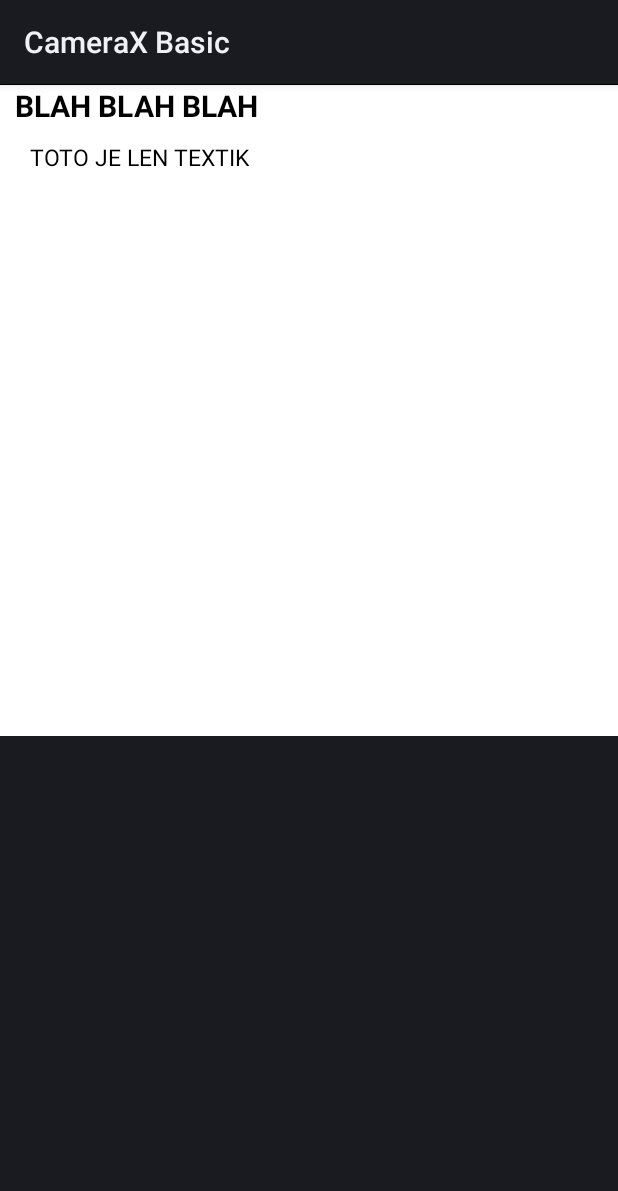
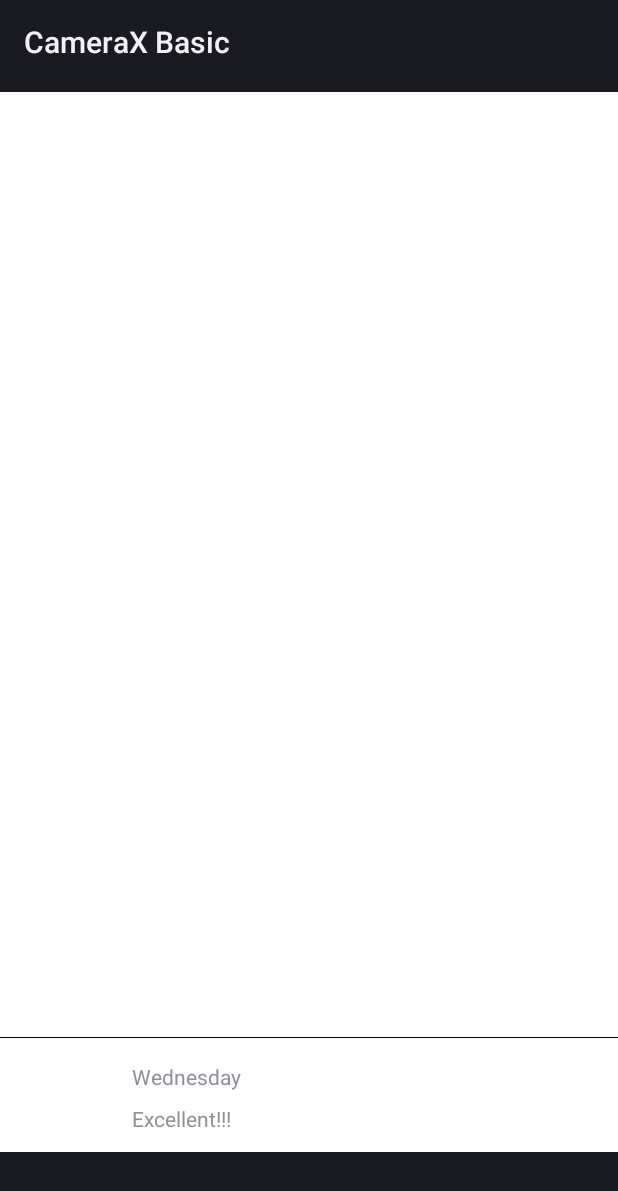
Before and after one commit to 4mat3r/CameraXBasic, an Android app: the layout list_item_post.xml on its own in the app's theme, with its tools: preview values and no code run, on a phone screen of 412 x 824 dp. Shown: the top 1191 px of the screen. Run offline under Robolectric (Android 15) with nearby library versions, the phone set to English and light mode, and no system bars; plain views replace PlayerView.

Commit message:
list_item_post

```diff
--- a/app/src/main/res/layout/list_item_post.xml
+++ b/app/src/main/res/layout/list_item_post.xml
@@ -1,7 +1,8 @@
 <?xml version="1.0" encoding="utf-8"?>
 
 <layout xmlns:android="http://schemas.android.com/apk/res/android"
-    xmlns:app="http://schemas.android.com/apk/res-auto">
+    xmlns:app="http://schemas.android.com/apk/res-auto"
+    xmlns:tools="http://schemas.android.com/tools">
 
     <data>
         <variable
@@ -19,66 +20,39 @@
 
     </data>
 
+
     <LinearLayout
+        android:id="@+id/parent"
         android:layout_width="match_parent"
         android:layout_height="wrap_content"
+        android:layout_marginTop="5dp"
+        android:layout_marginBottom="5dp"
+        android:background="#fff"
         android:orientation="vertical"
-        android:weightSum="100"
-        android:id="@+id/parent"
-        android:layout_marginBottom="16dp"
-        android:background="#fff">
-
-        <View
-            android:layout_width="match_parent"
-            android:layout_height="0.5dp"
-            android:background="#000" />
-
-        <TextView
-            android:id="@+id/title"
-            android:layout_width="match_parent"
-            android:layout_height="wrap_content"
-            android:layout_marginStart="10dp"
-            android:layout_marginEnd="10dp"
-
-            android:textStyle="bold"
-            android:text="BLAH BLAH BLAH"
-            android:textColor="#000"
-            android:textSize="20sp" />
-
-        <TextView
-            android:id="@+id/subTitle"
-            android:layout_width="match_parent"
-            android:layout_height="wrap_content"
-            android:layout_marginStart="10dp"
-            android:layout_marginEnd="10dp"
-            android:layout_marginBottom="15dp"
-            android:padding="10dp"
-            android:text="TOTO JE LEN TEXTIK"
-            android:textColor="#000"
-            android:textSize="15sp" />
+        android:weightSum="100">
 
         <FrameLayout
             android:id="@+id/media_container"
             android:layout_width="match_parent"
-            android:layout_height="350dp"
+            android:layout_height="630dp"
             android:background="#000"
             android:scaleType="center">
 
             <com.google.android.exoplayer2.ui.PlayerView
-                app:surface_type="texture_view"
                 android:id="@+id/item_video_exoplayer"
                 android:layout_width="match_parent"
                 android:layout_height="match_parent"
-                app:resize_mode="fill"
-                app:video_url="@{dataModel.media_url}"
+                app:item_index="@{index}"
+                app:layout_constraintBottom_toBottomOf="parent"
+                app:layout_constraintEnd_toEndOf="parent"
+                app:layout_constraintStart_toStartOf="parent"
+                app:layout_constraintTop_toTopOf="parent"
                 app:on_state_change="@{callback}"
                 app:progressbar="@{progressBar}"
+                app:resize_mode="fill"
+                app:surface_type="texture_view"
                 app:thumbnail="@{thumbnail}"
-                app:item_index="@{index}"
-                app:layout_constraintTop_toTopOf="parent"
-                app:layout_constraintEnd_toEndOf="parent"
-                app:layout_constraintStart_toStartOf="parent"
-                app:layout_constraintBottom_toBottomOf="parent" />
+                app:video_url="@{dataModel.media_url}" />
 
             <ImageView
                 android:id="@+id/thumbnail"
@@ -94,8 +68,8 @@
                 android:layout_width="25dp"
                 android:layout_height="25dp"
                 android:layout_gravity="end|bottom"
+                android:layout_marginStart="15dp"
                 android:layout_marginEnd="15dp"
-                android:layout_marginStart="15dp"
                 android:layout_marginBottom="15dp"
                 android:alpha="0"
                 android:animateLayoutChanges="true"
@@ -114,5 +88,78 @@
         </FrameLayout>
 
 
+        <View
+            android:layout_width="match_parent"
+            android:layout_height="0.5dp"
+            android:background="#000" />
+
+<!--        <TextView-->
+<!--            android:id="@+id/title"-->
+<!--            android:layout_width="match_parent"-->
+<!--            android:layout_height="wrap_content"-->
+<!--            android:layout_marginStart="10dp"-->
+<!--            android:layout_marginEnd="10dp"-->
+
+<!--            android:text="BLAH BLAH BLAH"-->
+<!--            android:textColor="#000"-->
+<!--            android:textSize="20sp"-->
+<!--            android:textStyle="bold" />-->
+
+<!--        <TextView-->
+<!--            android:id="@+id/subTitle"-->
+<!--            android:layout_width="match_parent"-->
+<!--            android:layout_height="wrap_content"-->
+<!--            android:layout_marginStart="10dp"-->
+<!--            android:layout_marginEnd="10dp"-->
+<!--            android:layout_marginBottom="15dp"-->
+<!--            android:padding="10dp"-->
+<!--            android:text="TOTO JE LEN TEXTIK"-->
+<!--            android:textColor="#000"-->
+<!--            android:textSize="15sp" />-->
+
+        <androidx.constraintlayout.widget.ConstraintLayout
+            android:layout_width="match_parent"
+            android:layout_height="match_parent">
+            <ImageView
+                android:id="@+id/quality_image"
+                android:layout_width="64dp"
+                android:layout_height="60dp"
+                android:layout_marginStart="16dp"
+                android:layout_marginTop="8dp"
+                android:layout_marginBottom="8dp"
+                app:layout_constraintBottom_toBottomOf="parent"
+                app:layout_constraintStart_toStartOf="parent"
+                app:layout_constraintTop_toTopOf="parent"
+                tools:srcCompat="@drawable/ic_photo"
+                android:src="@drawable/exo_controls_fullscreen_enter"/>
+
+            <TextView
+                android:id="@+id/sleep_length"
+                android:layout_width="0dp"
+                android:layout_height="20dp"
+                android:layout_marginStart="8dp"
+                android:layout_marginTop="8dp"
+                android:layout_marginEnd="16dp"
+                app:layout_constraintEnd_toEndOf="parent"
+                app:layout_constraintStart_toEndOf="@+id/quality_image"
+                app:layout_constraintTop_toTopOf="@+id/quality_image"
+                tools:text="Wednesday"
+                android:text="WEdnesday"/>
+
+            <TextView
+                android:id="@+id/quality_string"
+                android:layout_width="0dp"
+                android:layout_height="20dp"
+                android:layout_marginTop="8dp"
+                app:layout_constraintEnd_toEndOf="@+id/sleep_length"
+                app:layout_constraintHorizontal_bias="0.0"
+                app:layout_constraintStart_toStartOf="@+id/sleep_length"
+                app:layout_constraintTop_toBottomOf="@+id/sleep_length"
+                tools:text="Excellent!!!"
+                android:text="EXCELEMT!!"/>
+
+        </androidx.constraintlayout.widget.ConstraintLayout>
+
+
     </LinearLayout>
 </layout>
```
